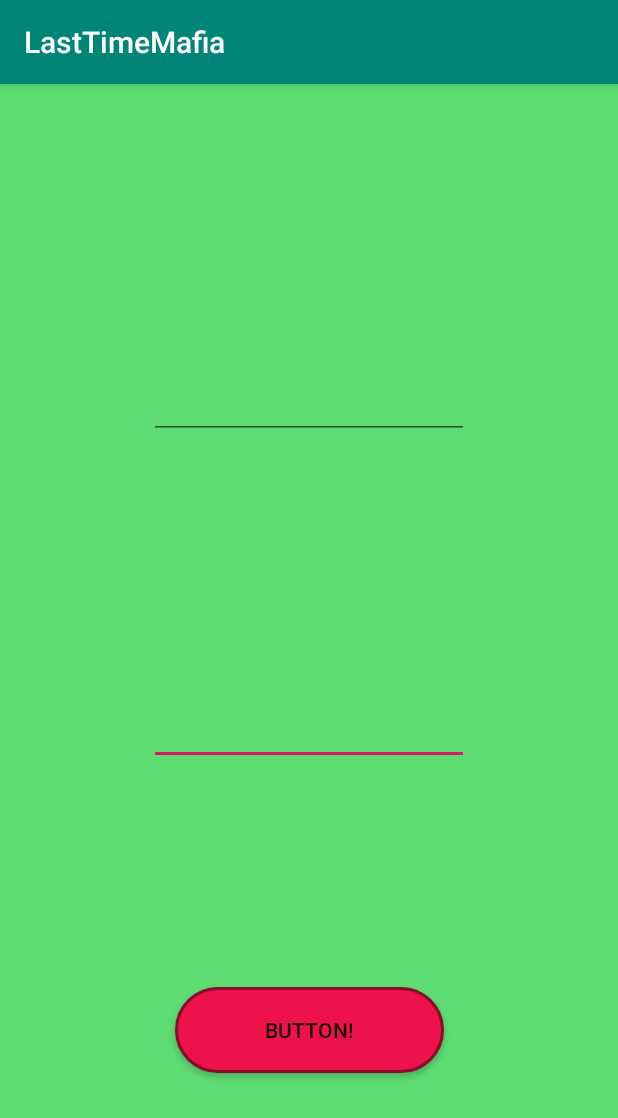
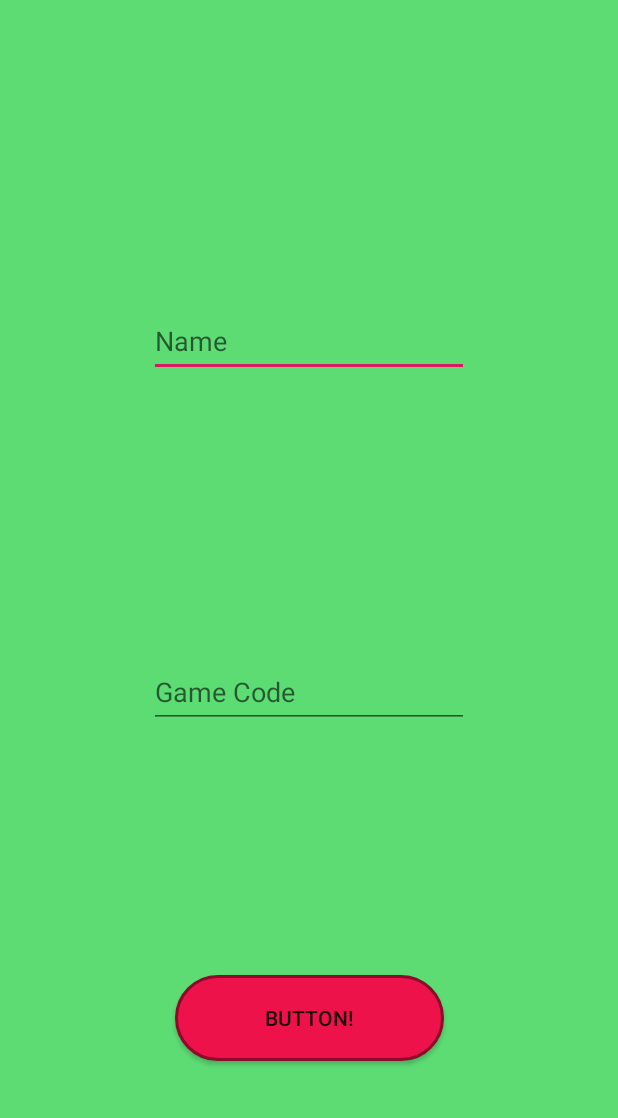
Before and after one commit to Rishik-Yechuri/LastTimeMafia, an Android app: the screen it shows after launch (joinedGame), after a tap on "JOIN GAME", on a phone screen of 412 x 824 dp. Shown: the top 1118 px of the screen. Run offline under Robolectric (Android 15) with nearby library versions, the light colour scheme and no system bars; network calls fail.

Commit message:
UI update round 2
-Mafia chat input box underline changed
-ActionBar Hiden in All activities
-Join game screen start focus changed to "Name"

```diff
--- a/app/build.gradle
+++ b/app/build.gradle
@@ -8,8 +8,8 @@ android {
         applicationId "give.up.lasttimemafia"
         minSdkVersion 14
         targetSdkVersion 29
-        versionCode 8
-        versionName "1.8"
+        versionCode 9
+        versionName "2.0"
         testInstrumentationRunner "androidx.test.runner.AndroidJUnitRunner"
     }
     buildTypes {
--- a/app/src/main/AndroidManifest.xml
+++ b/app/src/main/AndroidManifest.xml
@@ -15,7 +15,7 @@
         android:label="@string/app_name"
         android:roundIcon="@mipmap/ic_launcher_round"
         android:supportsRtl="true"
-        android:theme="@style/AppTheme">
+        android:theme="@style/AppTheme.NoActionBar">
         <activity
             android:name=".SettingsMenu"
             android:screenOrientation="nosensor" />
--- a/app/src/main/java/com/example/lasttimemafia/MainActivity.java
+++ b/app/src/main/java/com/example/lasttimemafia/MainActivity.java
@@ -16,7 +16,6 @@ public class MainActivity extends AppCompatActivity implements View.OnClickListe
     @Override
     protected void onCreate(Bundle savedInstanceState) {
         super.onCreate(savedInstanceState);
-        getSupportActionBar().hide();
         setContentView(R.layout.activity_main);
         //if (savedInstanceState == null) {
             preferences = getSharedPreferences(GAME_PREFERENCES, MODE_PRIVATE);
--- a/app/src/main/java/com/example/lasttimemafia/TextMessages.java
+++ b/app/src/main/java/com/example/lasttimemafia/TextMessages.java
@@ -24,7 +24,6 @@ public class TextMessages extends AppCompatActivity {
     @Override
     protected void onCreate(Bundle savedInstanceState) {
         super.onCreate(savedInstanceState);
-        getSupportActionBar().hide();
         setContentView(R.layout.activity_main2);
         if (savedInstanceState == null) {
             SectionsPagerAdapter sectionsPagerAdapter = new SectionsPagerAdapter(this, getSupportFragmentManager());
--- a/app/src/main/java/com/example/lasttimemafia/joinedGame.java
+++ b/app/src/main/java/com/example/lasttimemafia/joinedGame.java
@@ -1,6 +1,7 @@
 package com.example.lasttimemafia;
 
 import android.content.Intent;
+import android.content.res.Resources;
 import android.os.AsyncTask;
 import android.os.Bundle;
 import android.os.Handler;
--- a/app/src/main/res/layout/activity_joined_game.xml
+++ b/app/src/main/res/layout/activity_joined_game.xml
@@ -9,6 +9,23 @@
 
 
     <EditText
+        android:id="@+id/nameText"
+        android:layout_width="wrap_content"
+        android:layout_height="48dp"
+        android:layout_marginStart="8dp"
+        android:layout_marginTop="8dp"
+        android:layout_marginEnd="8dp"
+        android:layout_marginBottom="8dp"
+        android:ems="10"
+        android:hint="Name"
+        android:inputType="textPersonName"
+        app:layout_constraintBottom_toBottomOf="parent"
+        app:layout_constraintEnd_toEndOf="parent"
+        app:layout_constraintStart_toStartOf="parent"
+        app:layout_constraintTop_toTopOf="parent"
+        app:layout_constraintVertical_bias="0.257" />
+
+    <EditText
         android:id="@+id/editText3"
         android:layout_width="wrap_content"
         android:layout_height="48dp"
@@ -17,28 +34,13 @@
         android:layout_marginEnd="8dp"
         android:layout_marginBottom="8dp"
         android:ems="10"
+        android:hint="Game Code"
         android:inputType="textPersonName"
         app:layout_constraintBottom_toBottomOf="parent"
         app:layout_constraintEnd_toEndOf="parent"
         app:layout_constraintStart_toStartOf="parent"
         app:layout_constraintTop_toTopOf="parent"
         app:layout_constraintVertical_bias="0.565" />
-
-    <EditText
-        android:id="@+id/nameText"
-        android:layout_width="wrap_content"
-        android:layout_height="48dp"
-        android:layout_marginStart="8dp"
-        android:layout_marginTop="8dp"
-        android:layout_marginEnd="8dp"
-        android:layout_marginBottom="8dp"
-        android:ems="10"
-        android:inputType="textPersonName"
-        app:layout_constraintBottom_toBottomOf="parent"
-        app:layout_constraintEnd_toEndOf="parent"
-        app:layout_constraintStart_toStartOf="parent"
-        app:layout_constraintTop_toTopOf="parent"
-        app:layout_constraintVertical_bias="0.257" />
 
     <Button
         android:id="@+id/button4"
--- a/app/src/main/res/layout/frag2_layout.xml
+++ b/app/src/main/res/layout/frag2_layout.xml
@@ -104,6 +104,8 @@
             app:layout_constraintHorizontal_bias="0.158"
             app:layout_constraintStart_toStartOf="parent"
             app:layout_constraintTop_toTopOf="parent"
+            android:backgroundTint="#5ddc74"
+            android:textColorHighlight="#5ddc74"
             app:layout_constraintVertical_bias="0.992" />
 
         <Button
```
Also changed, not shown: 1 other file.
